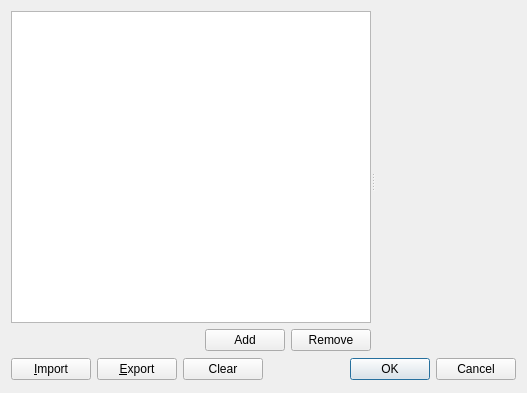
The window that libs/guicore/project/inputcond/private/inputconditionwidgetfunctionaldialog.ui (i-RIC/prepost-gui) describes before a commit, drawn with Qt 5.
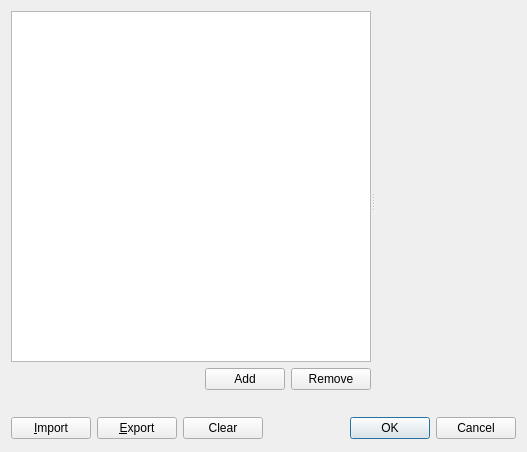
The same window after the commit. Custom widgets are drawn as their Qt base class.

Commit message: Comment is shown when span value is defined in functional calculation condition.

Patch:
```diff
--- a/libs/guicore/project/inputcond/private/inputconditionwidgetfunctionaldialog.ui
+++ b/libs/guicore/project/inputcond/private/inputconditionwidgetfunctionaldialog.ui
@@ -7,13 +7,13 @@
     <x>0</x>
     <y>0</y>
     <width>527</width>
-    <height>393</height>
+    <height>452</height>
    </rect>
   </property>
   <property name="windowTitle">
    <string>Calculation Condition</string>
   </property>
-  <layout class="QVBoxLayout" name="verticalLayout_2" stretch="1,0">
+  <layout class="QVBoxLayout" name="verticalLayout_2" stretch="1,0,0">
    <item>
     <widget class="QSplitter" name="splitter">
      <property name="orientation">
@@ -64,6 +64,13 @@
      <widget class="QwtPlot" name="graphView" native="true"/>
     </widget>
    </item>
+   <item>
+    <widget class="QLabel" name="lineCommentLabel">
+     <property name="text">
+      <string/>
+     </property>
+    </widget>
+   </item>
    <item>
     <layout class="QHBoxLayout" name="horizontalLayout">
      <item>
```
The commit also changes 10 other files.
